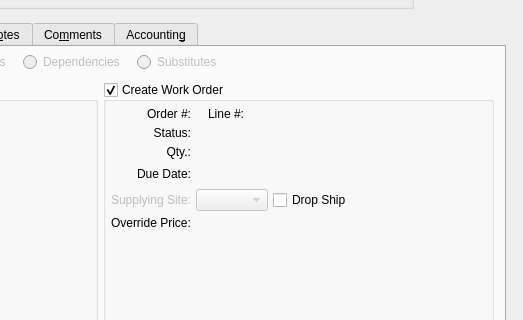
First picture: the form in guiclient/salesOrderItem.ui, repository Pegasus-RPG/xtuple-client, before the edit; both pictures show x 323 to 846 and y 288 to 608 of the 846 by 849 pixel window.
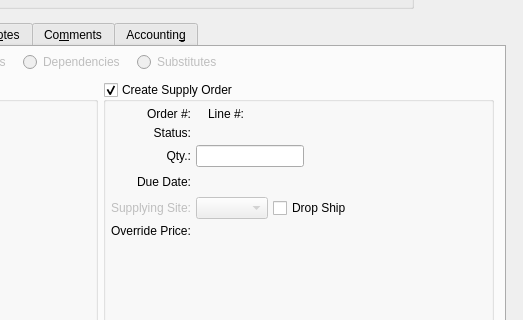
Second picture: the form after the edit. Custom widgets are drawn as their Qt base class.

Commit message: Issue #20628:allow editing of supply order qty and date

```diff
--- a/guiclient/salesOrderItem.ui
+++ b/guiclient/salesOrderItem.ui
@@ -1097,7 +1097,7 @@
                <item row="0" column="1">
                 <widget class="QGroupBox" name="_createSupplyOrder">
                  <property name="title">
-                  <string>Create Work Order</string>
+                  <string>Create Supply Order</string>
                  </property>
                  <property name="checkable">
                   <bool>true</bool>
@@ -1185,17 +1185,6 @@
                           </item>
                          </layout>
                         </item>
-                        <item row="2" column="1">
-                         <layout class="QHBoxLayout">
-                          <item>
-                           <widget class="XLabel" name="_supplyOrderQty">
-                            <property name="alignment">
-                             <set>Qt::AlignRight|Qt::AlignTrailing|Qt::AlignVCenter</set>
-                            </property>
-                           </widget>
-                          </item>
-                         </layout>
-                        </item>
                         <item row="3" column="1">
                          <layout class="QHBoxLayout">
                           <item>
@@ -1332,6 +1321,30 @@
                           </property>
                          </widget>
                         </item>
+                        <item row="2" column="1">
+                         <layout class="QHBoxLayout" name="horizontalLayout_7">
+                          <item>
+                           <widget class="XLineEdit" name="_supplyOrderQty">
+                            <property name="alignment">
+                             <set>Qt::AlignRight|Qt::AlignTrailing|Qt::AlignVCenter</set>
+                            </property>
+                           </widget>
+                          </item>
+                          <item>
+                           <spacer name="horizontalSpacer_2">
+                            <property name="orientation">
+                             <enum>Qt::Horizontal</enum>
+                            </property>
+                            <property name="sizeHint" stdset="0">
+                             <size>
+                              <width>40</width>
+                              <height>20</height>
+                             </size>
+                            </property>
+                           </spacer>
+                          </item>
+                         </layout>
+                        </item>
                        </layout>
                       </item>
                       <item>
```
Left out of the diff: 6 changed lines with no effect on the pictures. The commit also changes 2 other files.
